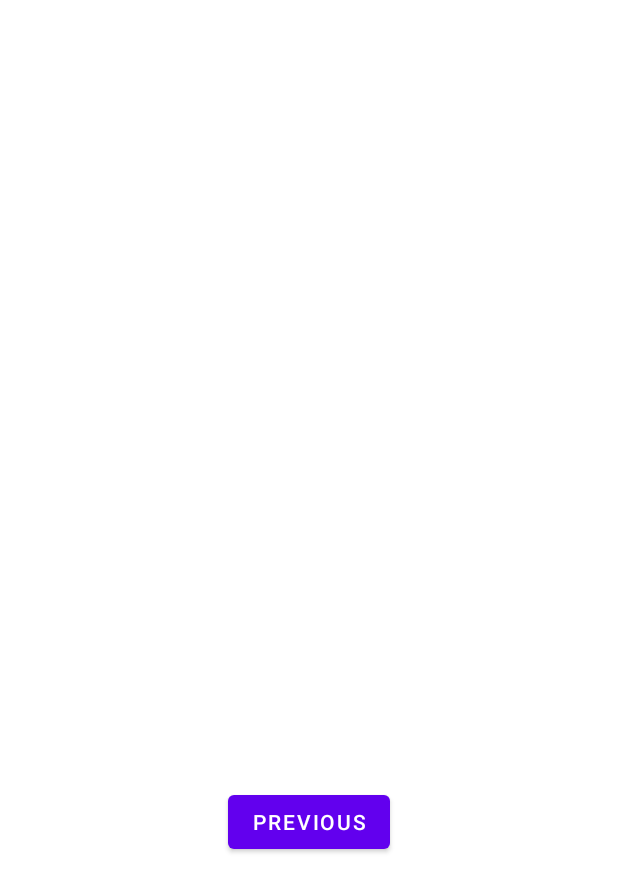
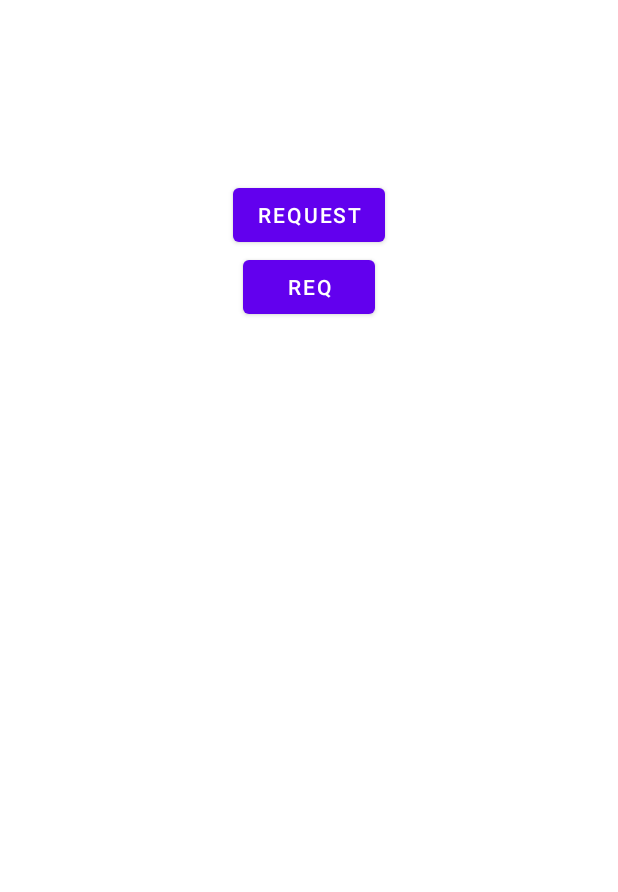
Before and after one commit to morningbob/OpenAIChatter, an Android app: the layout fragment_main.xml on its own in the app's theme, with its tools: preview values and no code run, on a phone screen of 412 x 824 dp. Shown: the top 892 px of the screen. Run offline under Robolectric (Android 15) with nearby library versions, the phone set to English and light mode, and no system bars.

Commit message:
tried to post request to openAI
but got 400 back, need to configure org id and open key.

```diff
--- a/app/src/main/AndroidManifest.xml
+++ b/app/src/main/AndroidManifest.xml
@@ -1,6 +1,8 @@
 <?xml version="1.0" encoding="utf-8"?>
 <manifest xmlns:android="http://schemas.android.com/apk/res/android"
     xmlns:tools="http://schemas.android.com/tools">
+
+    <uses-permission android:name="android.permission.INTERNET" />
 
     <application
         android:allowBackup="true"
--- /dev/null
+++ b/app/src/main/java/com/bitpunchlab/android/openaichatter/models/APIResponse.kt
@@ -0,0 +1,5 @@
+package com.bitpunchlab.android.openaichatter.models
+
+data class APIResponse(
+    var choices : List<String>
+)
--- a/app/src/main/res/layout/fragment_main.xml
+++ b/app/src/main/res/layout/fragment_main.xml
@@ -3,6 +3,11 @@
     xmlns:android="http://schemas.android.com/apk/res/android"
     xmlns:app="http://schemas.android.com/apk/res-auto"
     xmlns:tools="http://schemas.android.com/tools">
+
+    <ScrollView
+        android:layout_width="match_parent"
+        android:layout_height="match_parent"
+        android:fillViewport="true">
 
         <androidx.constraintlayout.widget.ConstraintLayout
             android:layout_width="match_parent"
@@ -10,22 +15,35 @@
             tools:context=".MainFragment">
 
             <TextView
-            android:id="@+id/textview_second"
+                android:id="@+id/textview_response"
                 android:layout_width="wrap_content"
                 android:layout_height="wrap_content"
-            app:layout_constraintBottom_toTopOf="@id/button_second"
+                android:layout_marginTop="50dp"
                 app:layout_constraintEnd_toEndOf="parent"
                 app:layout_constraintStart_toStartOf="parent"
                 app:layout_constraintTop_toTopOf="parent" />
 
             <Button
-            android:id="@+id/button_second"
+                android:id="@+id/button_request"
                 android:layout_width="wrap_content"
                 android:layout_height="wrap_content"
-            android:text="@string/previous"
-            app:layout_constraintBottom_toBottomOf="parent"
+                android:layout_marginTop="50dp"
+                android:text="Request"
                 app:layout_constraintEnd_toEndOf="parent"
                 app:layout_constraintStart_toStartOf="parent"
-            app:layout_constraintTop_toBottomOf="@id/textview_second" />
+                app:layout_constraintTop_toBottomOf="@id/textview_response" />
+
+            <Button
+                android:id="@+id/button_"
+                android:layout_width="wrap_content"
+                android:layout_height="wrap_content"
+                android:text="Req"
+                app:layout_constraintEnd_toEndOf="parent"
+                app:layout_constraintStart_toStartOf="parent"
+                app:layout_constraintTop_toBottomOf="@id/button_request" />
+
+
     </androidx.constraintlayout.widget.ConstraintLayout>
+
+    </ScrollView>
 </layout>
```
Also changed, not shown: app/build.gradle (+8 -0 lines), app/src/main/java/com/bitpunchlab/android/openaichatter/Enums.kt (added, +7 -0 lines), app/src/main/java/com/bitpunchlab/android/openaichatter/MainFragment.kt (+43 -10 lines), app/src/main/java/com/bitpunchlab/android/openaichatter/firebase/FirebaseClientViewModel.kt (+6 -1 lines), app/src/main/java/com/bitpunchlab/android/openaichatter/models/API_Request.kt (added, +24 -0 lines), app/src/main/java/com/bitpunchlab/android/openaichatter/openAI/OpenAIAPIService.kt (added, +32 -0 lines), app/src/main/java/com/bitpunchlab/android/openaichatter/openAI/OpenAIClientViewModel.kt (added, +22 -0 lines), app/src/main/java/com/bitpunchlab/android/openaichatter/userAccount/LoginFragment.kt (+51 -8 lines), 1 other file. Lines whose indentation alone changed are shown as unchanged.
